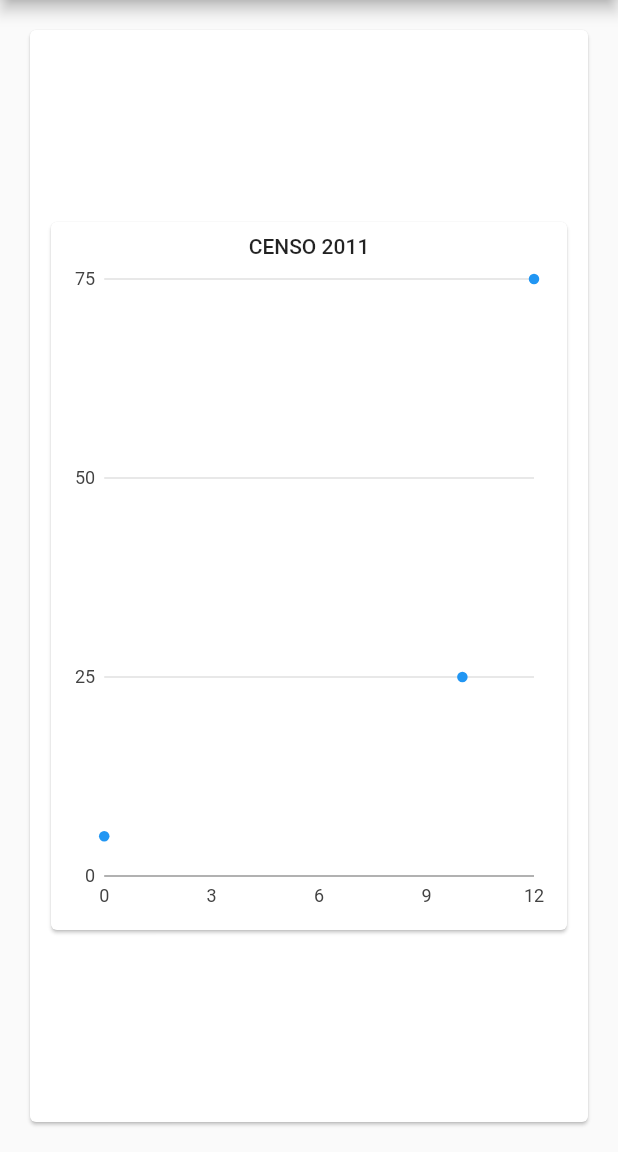
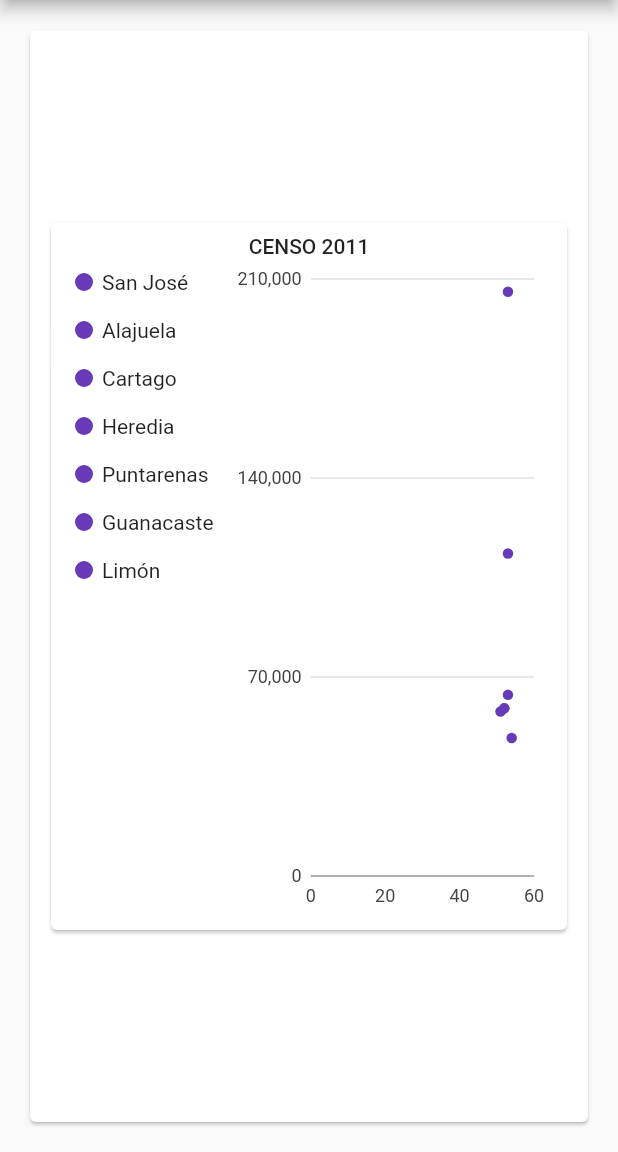
Before and after one commit to GarnierAdrian/visualizacion_proyecto_corto_1, a Flutter app: the screen it shows after launch, after a tap on "Burbuja", on a phone screen of 412 x 824 dp, the part 84-1236 px from its top. Run offline on Flutter 3.47's test engine with Material 2 defaults, Android fonts, the phone set to English and light mode, and no system bars; our stand-ins replace charts_flutter; missing offline and left inert: dart:ffi.

Commit message:
[UPDATE]: Bubble chart looks

```diff
--- a/PROGRA/pc_one_v/lib/make_bubble_graphic.dart
+++ b/PROGRA/pc_one_v/lib/make_bubble_graphic.dart
@@ -35,7 +35,14 @@ class BubbleMaker extends StatelessWidget {
                     .body2,
               ),
               Expanded(
-                child:charts.ScatterPlotChart(seriesList, animate: animate,
+                child:charts.ScatterPlotChart(seriesList,
+                  behaviors: [
+                    new charts.SeriesLegend(position: charts.BehaviorPosition.start
+                      ,          horizontalFirst: false,),
+
+                  ],
+
+                  animate: animate,
 
                 )
               )
@@ -48,20 +55,85 @@ class BubbleMaker extends StatelessWidget {
 
   /// Create series list with multiple series
   static List<charts.Series<OrdinalScales, int>> _createSampleData() {
-    final CData = [
-// new OrdinalSales('Costa Rica',218395,charts.ColorUtil.fromDartColor(Colors.green)),
-      new OrdinalScales(0, 5, 3.0),
-      new OrdinalScales(10, 25, 3.0),
-      new OrdinalScales(12, 75, 2.0)
+    final sanjose = [
+      new OrdinalScales(53, 205526, 15.0,charts.ColorUtil.fromDartColor(Colors.deepPurple)),
     ];
+    final alajuela = [
+      new OrdinalScales(53, 113462, 15.0,charts.ColorUtil.fromDartColor(Colors.deepPurple)),
+    ];
+    final cartago = [
+      new OrdinalScales(52, 58970, 15.0,charts.ColorUtil.fromDartColor(Colors.deepPurple)),
+    ];
+    final heredia = [
+      new OrdinalScales(52, 58970, 15.0,charts.ColorUtil.fromDartColor(Colors.deepPurple)),
+    ];
+    final guanacaste = [
+      new OrdinalScales(54, 48566, 15.0,charts.ColorUtil.fromDartColor(Colors.deepPurple)),
+    ];
+    final puntarenas = [
+      new OrdinalScales(53, 63719, 15.0,charts.ColorUtil.fromDartColor(Colors.deepPurple)),
+    ];
+    final limon = [
+      new OrdinalScales(51, 57845, 15.0,charts.ColorUtil.fromDartColor(Colors.deepPurple)),
+    ];
+
 
     return [
       new charts.Series<OrdinalScales, int>(
-        id: 'Data',
+        id: 'San José',
+        colorFn: (OrdinalScales sales, _) => sales.color,
         domainFn: (OrdinalScales sales, _) => sales.x,
         measureFn: (OrdinalScales sales, _) => sales.y,
         radiusPxFn: (OrdinalScales sales, _) => sales.size,
-        data: CData,
+        data: sanjose,
+      ),
+      new charts.Series<OrdinalScales, int>(
+        id: 'Alajuela',
+        colorFn: (OrdinalScales sales, _) => sales.color,
+        domainFn: (OrdinalScales sales, _) => sales.x,
+        measureFn: (OrdinalScales sales, _) => sales.y,
+        radiusPxFn: (OrdinalScales sales, _) => sales.size,
+        data: alajuela,
+      ),
+      new charts.Series<OrdinalScales, int>(
+        id: 'Cartago',
+        colorFn: (OrdinalScales sales, _) => sales.color,
+        domainFn: (OrdinalScales sales, _) => sales.x,
+        measureFn: (OrdinalScales sales, _) => sales.y,
+        radiusPxFn: (OrdinalScales sales, _) => sales.size,
+        data: cartago,
+      ),
+      new charts.Series<OrdinalScales, int>(
+        id: 'Heredia',
+        colorFn: (OrdinalScales sales, _) => sales.color,
+        domainFn: (OrdinalScales sales, _) => sales.x,
+        measureFn: (OrdinalScales sales, _) => sales.y,
+        radiusPxFn: (OrdinalScales sales, _) => sales.size,
+        data: heredia,
+      ),
+      new charts.Series<OrdinalScales, int>(
+        id: 'Puntarenas',
+        colorFn: (OrdinalScales sales, _) => sales.color,
+        domainFn: (OrdinalScales sales, _) => sales.x,
+        measureFn: (OrdinalScales sales, _) => sales.y,
+        radiusPxFn: (OrdinalScales sales, _) => sales.size,
+        data: puntarenas,
+      ),
+      new charts.Series<OrdinalScales, int>(
+        id: 'Guanacaste',
+        colorFn: (OrdinalScales sales, _) => sales.color,
+        domainFn: (OrdinalScales sales, _) => sales.x,
+        measureFn: (OrdinalScales sales, _) => sales.y,
+        radiusPxFn: (OrdinalScales sales, _) => sales.size,
+        data: guanacaste,
+      ),
+      new charts.Series<OrdinalScales, int>(
+        id: 'Limón',
+        colorFn: (OrdinalScales sales, _) => sales.color,
+        domainFn: (OrdinalScales sales, _) => sales.x,
+        measureFn: (OrdinalScales sales, _) => sales.y,
+        radiusPxFn: (OrdinalScales sales, _) => sales.size,
+        data: limon,
       ),
     ];
   }
@@ -72,5 +144,6 @@ class OrdinalScales {
   final int x;
   final int y;
   final double size;
-  OrdinalScales(this.x,this.y,this.size);
+  final charts.Color color;
+  OrdinalScales(this.x,this.y,this.size,this.color);
 }
```
